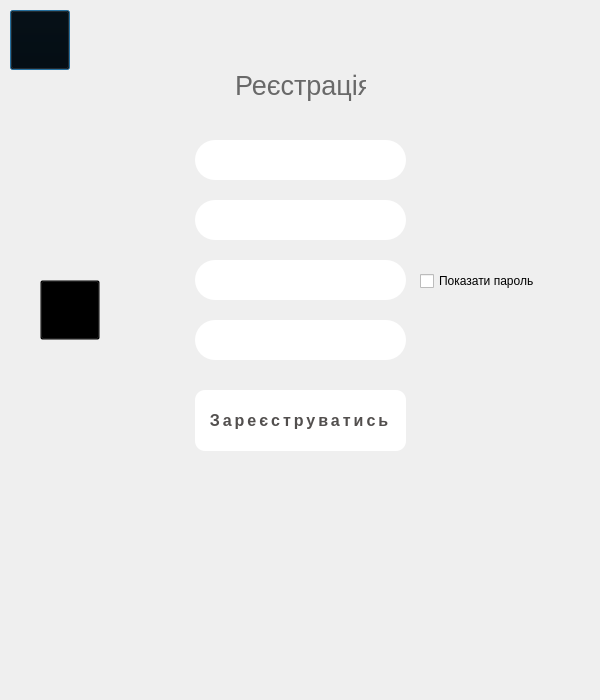
This is registrationwindow.ui in Barsh4ec/Authorization as Qt 5 draws it before an edit. The edited form follows.
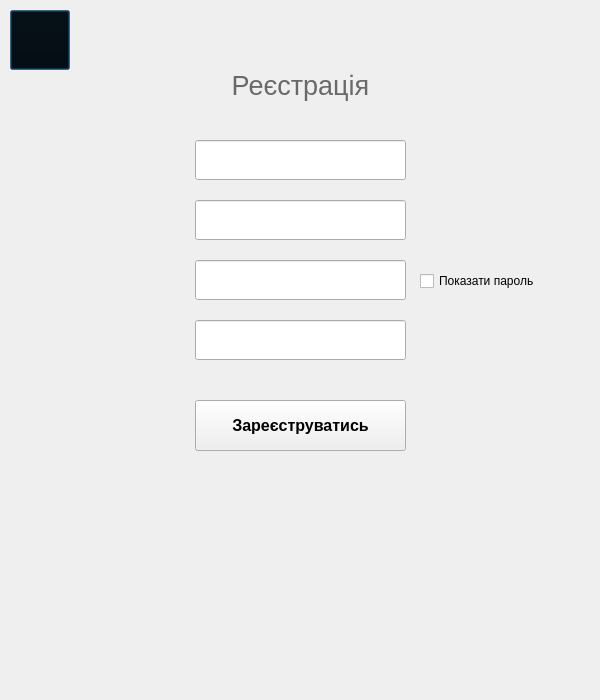
This is the edited form. Icons and pictures are not drawn.

```diff
--- a/registrationwindow.ui
+++ b/registrationwindow.ui
@@ -28,9 +28,9 @@
   <widget class="QLabel" name="label">
    <property name="geometry">
     <rect>
-     <x>235</x>
+     <x>225</x>
      <y>60</y>
-     <width>131</width>
+     <width>151</width>
      <height>51</height>
     </rect>
    </property>
@@ -45,6 +45,9 @@
    <property name="text">
     <string>Реєстрація</string>
    </property>
+   <property name="alignment">
+    <set>Qt::AlignCenter</set>
+   </property>
   </widget>
   <widget class="QPushButton" name="Back_To_Authorization">
    <property name="geometry">
@@ -78,10 +81,10 @@
   <widget class="QPushButton" name="FinishRagistration">
    <property name="geometry">
     <rect>
-     <x>175</x>
-     <y>380</y>
-     <width>251</width>
-     <height>81</height>
+     <x>195</x>
+     <y>400</y>
+     <width>211</width>
+     <height>51</height>
     </rect>
    </property>
    <property name="font">
@@ -93,27 +96,7 @@
     </font>
    </property>
    <property name="styleSheet">
-    <string notr="true">QPushButton {
-border-radius: 10px;
-  text-decoration: none;
-  width: 140px;
-  height: 45px;
-  line-height: 45px;
-  border-radius: 45px;
-  margin: 10px 20px;
-  text-transform: uppercase;
-  text-align: center;
-  letter-spacing: 3px;
-  font-weight: 600;
-  color: #524f4e;
-  background: white;
-border-radius: 10px;
-}
-QPushButton:hover {
-border-radius: 10px;
-  background: #2EE59D;
-  color: white;
-}</string>
+    <string notr="true"/>
    </property>
    <property name="text">
     <string>Зареєструватись</string>
@@ -129,20 +112,7 @@
     </rect>
    </property>
    <property name="styleSheet">
-    <string notr="true">QLineEdit {
-    border: 2px sold #2EE59D;
-	border-radius: 20px;
-	color: #524f4e;
-	padding-left: 20px;
-	padding-right: 20px;
-	background-color: white;
-}
-QLineEdit:hover {
-	border: 2px solid #2EE59D
-}
-QLinneEdit:focus {
-	border: 2px solid rgb(42, 44, 54)
-}</string>
+    <string notr="true"/>
    </property>
   </widget>
   <widget class="QLineEdit" name="RegPass">
@@ -155,20 +125,7 @@
     </rect>
    </property>
    <property name="styleSheet">
-    <string notr="true">QLineEdit {
-    border: 2px sold #2EE59D;
-	border-radius: 20px;
-	color: #524f4e;
-	padding-left: 20px;
-	padding-right: 20px;
-	background-color: white;
-}
-QLineEdit:hover {
-	border: 2px solid #2EE59D;
-}
-QLinneEdit:focus {
-	border: 2px solid #2EE59D
-}</string>
+    <string notr="true"/>
    </property>
   </widget>
   <widget class="QLineEdit" name="RegPass1">
@@ -181,20 +138,7 @@
     </rect>
    </property>
    <property name="styleSheet">
-    <string notr="true">QLineEdit {
-    border: 2px sold #2EE59D;
-	border-radius: 20px;
-	color: #524f4e;
-	padding-left: 20px;
-	padding-right: 20px;
-	background-color: white;
-}
-QLineEdit:hover {
-	border: 2px solid #2EE59D
-}
-QLinneEdit:focus {
-	border: 2px solid rgb(42, 44, 54)
-} </string>
+    <string notr="true"/>
    </property>
   </widget>
   <widget class="QLineEdit" name="RegLogin">
@@ -207,20 +151,7 @@
     </rect>
    </property>
    <property name="styleSheet">
-    <string notr="true">QLineEdit {
-    border: 2px sold #2EE59D;
-	border-radius: 20px;
-	color: #524f4e;
-	padding-left: 20px;
-	padding-right: 20px;
-	background-color: white;
-}
-QLineEdit:hover {
-	border: 2px solid #2EE59D
-}
-QLinneEdit:focus {
-	border: 2px solid rgb(42, 44, 54)
-}</string>
+    <string notr="true"/>
    </property>
   </widget>
   <widget class="QLabel" name="label_6">
@@ -252,35 +183,6 @@
     <string>Показати пароль</string>
    </property>
   </widget>
-  <widget class="QPushButton" name="Back_To_Authorization_2">
-   <property name="geometry">
-    <rect>
-     <x>40</x>
-     <y>280</y>
-     <width>60</width>
-     <height>60</height>
-    </rect>
-   </property>
-   <property name="font">
-    <font>
-     <pointsize>36</pointsize>
-    </font>
-   </property>
-   <property name="styleSheet">
-    <string notr="true">QPushButton{
-	background: transparent;
-	background-image: url(:/resources/png/Icon60x60.png);
-}
-
-QPushButton:hover {
-	background: transparent;
-	background-image: url(:/resources/png/IconGr60x60.png);
-}</string>
-   </property>
-   <property name="text">
-    <string/>
-   </property>
-  </widget>
  </widget>
  <resources/>
  <connections/>
```
